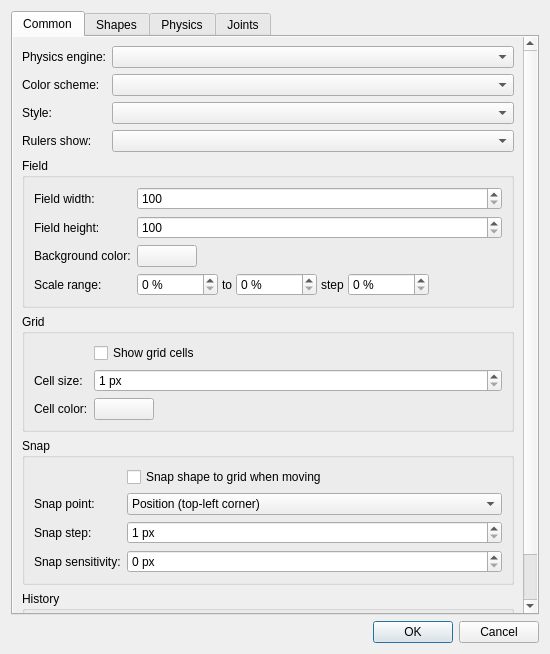
Above: ui/OptionsDialog.ui from folibis/physalis before the change. Below: the same form after it.
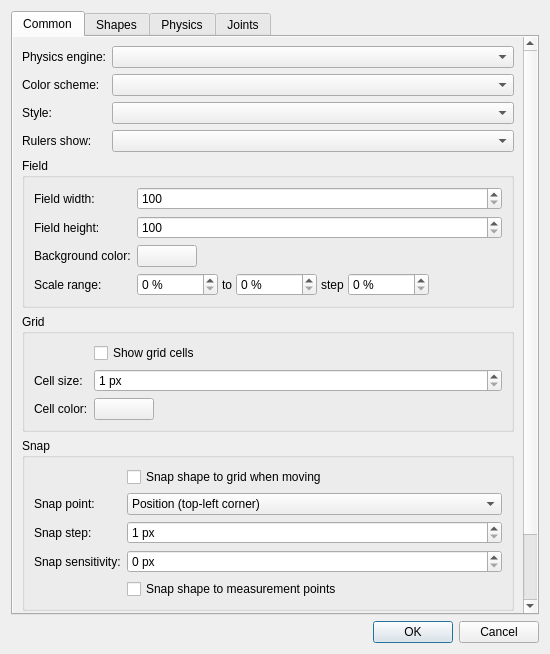
That is the form after the change.

Commit message: improve measurement tools

What changed in the file:
```diff
--- a/ui/OptionsDialog.ui
+++ b/ui/OptionsDialog.ui
@@ -464,6 +464,16 @@
              </property>
             </widget>
            </item>
+           <item row="4" column="1">
+            <widget class="QCheckBox" name="snapToMeasurement">
+             <property name="toolTip">
+              <string>While a distance or an angle is measured on the canvas, a shape moved, resized or drawn near one of its points is pulled onto it. Holding Shift lets go for that drag.</string>
+             </property>
+             <property name="text">
+              <string>Snap shape to measurement points</string>
+             </property>
+            </widget>
+           </item>
           </layout>
          </widget>
         </item>
```
The commit also changes 15 other files.
